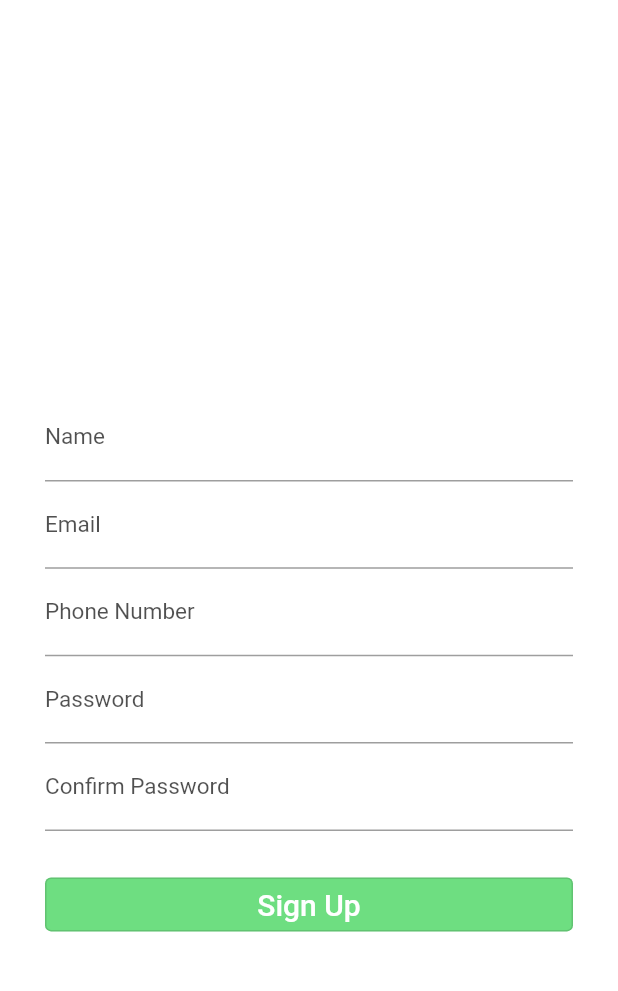
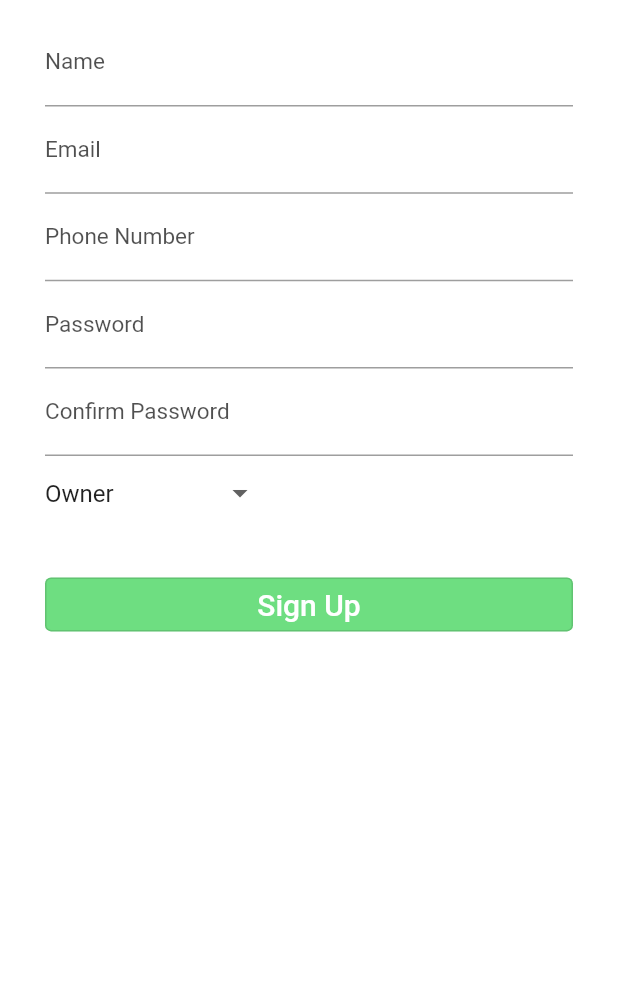
Before and after one commit to raian-ruku/RentEase, a Flutter app: the SignUp screen opened directly, on a phone screen of 412 x 824 dp, the part 65-1056 px from its top. Run offline on Flutter 3.47's test engine with Material 2 defaults, Android fonts, the phone set to English and light mode, and no system bars; our stand-ins replace firebase_core; accounts and stored records are empty.

Commit message:
create dropdown

```diff
--- a/lib/SignUp/Pages/sign_up.dart
+++ b/lib/SignUp/Pages/sign_up.dart
@@ -10,6 +10,7 @@ class SignUp extends StatefulWidget {
 }
 
 class _SignUpState extends State<SignUp> {
+  List<String> _userType = ['Owner', 'Tenant'];
   @override
   Widget build(BuildContext context) {
     return Scaffold(
@@ -45,9 +46,9 @@ class _SignUpState extends State<SignUp> {
               mainAxisAlignment: MainAxisAlignment.start,
               crossAxisAlignment: CrossAxisAlignment.start,
               children: [
-                const SizedBox(height: 250),
-                const TextField(
-                  decoration: InputDecoration(
+                //const SizedBox(height: 250),
+                TextFormField(
+                  decoration: const InputDecoration(
                     labelText: 'Name',
                     labelStyle: TextStyle(
                         color: Color.fromRGBO(0, 0, 0, 0.686), fontSize: 15),
@@ -56,8 +57,8 @@ class _SignUpState extends State<SignUp> {
                             color: Color.fromRGBO(0, 0, 0, 0.686), width: 2.0)),
                   ),
                 ),
-                const TextField(
-                  decoration: InputDecoration(
+                TextFormField(
+                  decoration: const InputDecoration(
                     labelText: 'Email',
                     labelStyle: TextStyle(
                         color: Color.fromRGBO(0, 0, 0, 0.686), fontSize: 15),
@@ -66,9 +67,9 @@ class _SignUpState extends State<SignUp> {
                             color: Color.fromRGBO(0, 0, 0, 0.686), width: 2.0)),
                   ),
                 ),
-                const TextField(
+                TextFormField(
                   keyboardType: TextInputType.number,
-                  decoration: InputDecoration(
+                  decoration: const InputDecoration(
                     labelText: 'Phone Number',
                     labelStyle: TextStyle(
                         color: Color.fromRGBO(0, 0, 0, 0.686), fontSize: 15),
@@ -77,9 +78,9 @@ class _SignUpState extends State<SignUp> {
                             color: Color.fromRGBO(0, 0, 0, 0.686), width: 2.0)),
                   ),
                 ),
-                const TextField(
+                TextFormField(
                   obscureText: true,
-                  decoration: InputDecoration(
+                  decoration: const InputDecoration(
                     labelText: 'Password',
                     labelStyle: TextStyle(
                         color: Color.fromRGBO(0, 0, 0, 0.686), fontSize: 15),
@@ -88,9 +89,9 @@ class _SignUpState extends State<SignUp> {
                             color: Color.fromRGBO(0, 0, 0, 0.686), width: 2.0)),
                   ),
                 ),
-                const TextField(
+                TextFormField(
                   obscureText: true,
-                  decoration: InputDecoration(
+                  decoration: const InputDecoration(
                     labelText: 'Confirm Password',
                     labelStyle: TextStyle(
                         color: Color.fromRGBO(0, 0, 0, 0.686), fontSize: 15),
@@ -98,6 +99,20 @@ class _SignUpState extends State<SignUp> {
                         borderSide: BorderSide(
                             color: Color.fromRGBO(0, 0, 0, 0.686), width: 2.0)),
                   ),
+                ),
+                SizedBox(
+                  height: 50,
+                  child: DropdownButtonHideUnderline(
+                      child: DropdownButton(
+                    hint: Text('Select User Type'),
+                    onChanged: (value) {
+                      print(value.toString());
+                    },
+                    items: _userType
+                        .map<DropdownMenuItem>(
+                            (e) => DropdownMenuItem(child: Text(e)))
+                        .toList(),
+                  )),
                 ),
                 Padding(
                   padding: const EdgeInsets.only(top: 25),
```
